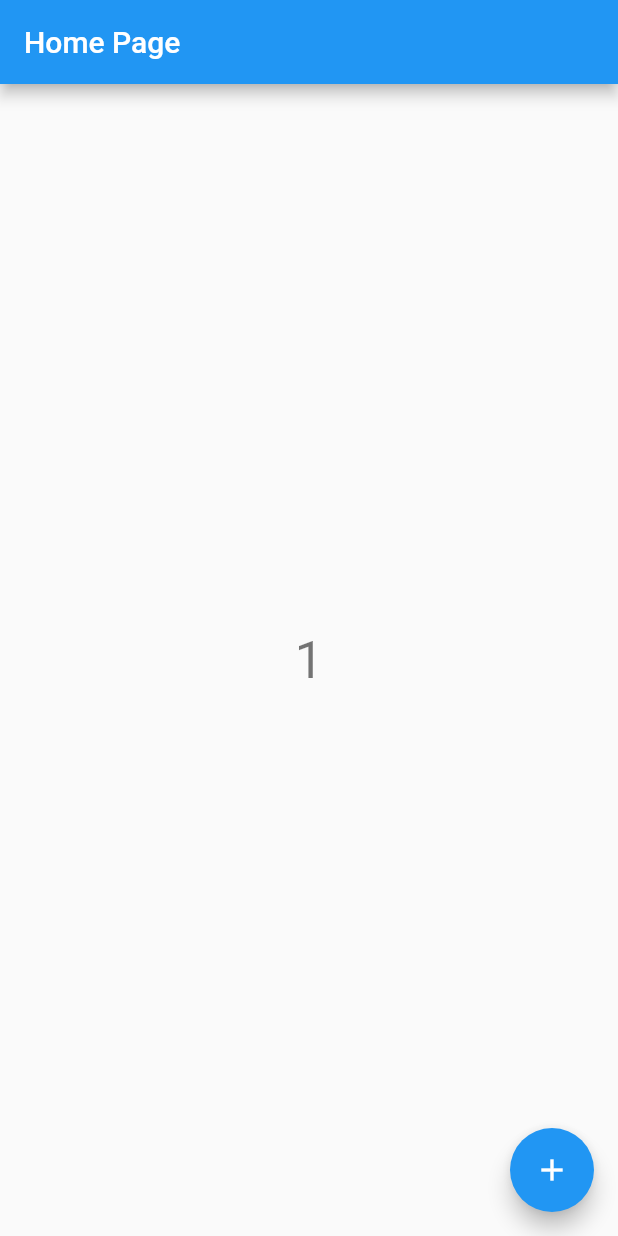
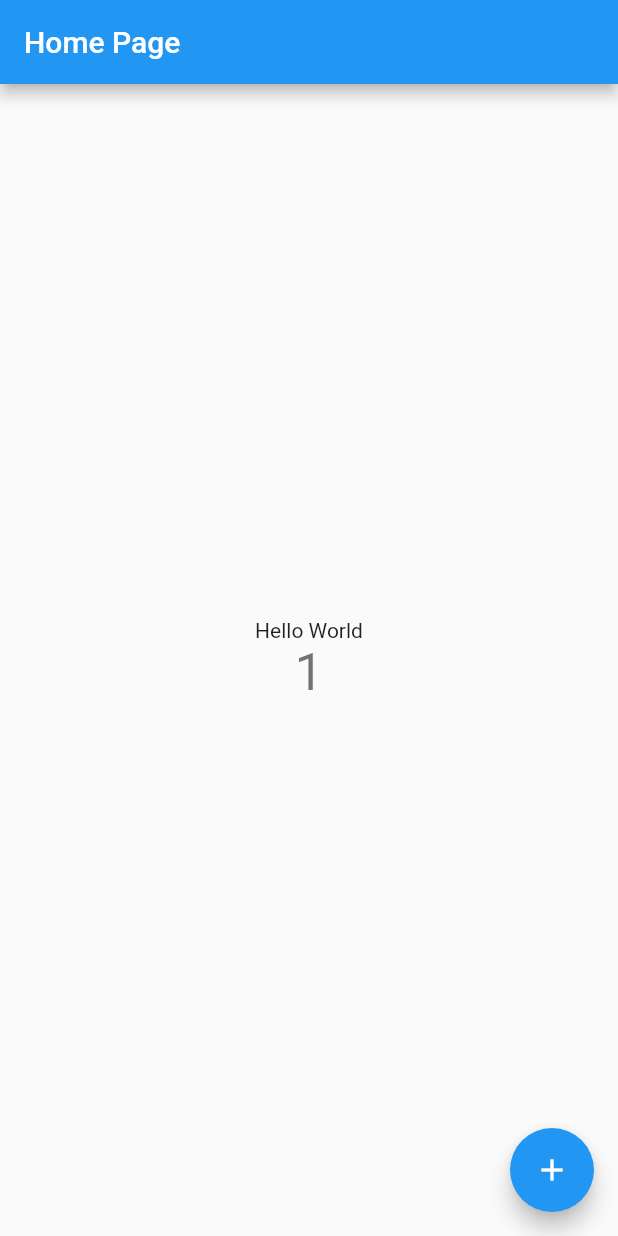
Before and after one commit to amartelr/holaflutter, a Flutter app: the screen it shows after launch, after a tap on the "add" icon, on a phone screen of 412 x 824 dp. Run offline on Flutter 3.47's test engine with Material 2 defaults, Android fonts, the phone set to English and light mode, and no system bars.

```diff
--- /dev/null
+++ b/lib/AppLocalizations.dart
@@ -0,0 +1,24 @@
+import 'package:flutter/material.dart';
+
+class AppLocalizations {
+  AppLocalizations(this.locale);
+
+  final Locale locale;
+
+  static AppLocalizations of(BuildContext context) {
+    return Localizations.of<AppLocalizations>(context, AppLocalizations);
+  }
+
+  static Map<String, Map<String, String>> _localizedValues = {
+    'en': {
+      'title': 'Hello World',
+    },
+    'es': {
+      'title': 'Hola Mundo',
+    },
+  };
+
+  String get title {
+    return _localizedValues[locale.languageCode]['title'];
+  }
+}
--- /dev/null
+++ b/lib/AppLocalizationsDelegate.dart
@@ -0,0 +1,20 @@
+import 'dart:async';
+import 'package:flutter/material.dart';
+import 'package:flutter/foundation.dart' show SynchronousFuture;
+import 'AppLocalizations.dart';
+
+
+class AppLocalizationsDelegate extends LocalizationsDelegate<AppLocalizations> {
+  const AppLocalizationsDelegate();
+
+  @override
+  bool isSupported(Locale locale) => ['en', 'es'].contains(locale.languageCode);
+
+  @override
+  Future<AppLocalizations> load(Locale locale) {
+    return new SynchronousFuture<AppLocalizations>(new AppLocalizations(locale));
+  }
+
+  @override
+  bool shouldReload(AppLocalizationsDelegate old) => false;
+}
--- a/lib/main.dart
+++ b/lib/main.dart
@@ -1,4 +1,7 @@
 import 'package:flutter/material.dart';
+import 'package:flutter_localizations/flutter_localizations.dart';
+import 'AppLocalizationsDelegate.dart';
+import 'AppLocalizations.dart';
 
 void main() => runApp(new MyApp());
 
@@ -6,11 +9,23 @@ class MyApp extends StatelessWidget {
   @override
   Widget build(BuildContext context) {
     return new MaterialApp(
-      title: 'Hola Flutter',
+
+      title: 'Hi Flutter',
       theme: new ThemeData(
         primarySwatch: Colors.blue,
       ),
+  //    onGenerateTitle: (BuildContext context) => AppLocalizations.of(context).title,
       home: new MyHomePage(title: 'Home Page'),
+      localizationsDelegates: [
+        const AppLocalizationsDelegate(),
+
+        GlobalMaterialLocalizations.delegate,
+        GlobalWidgetsLocalizations.delegate,
+      ],
+      supportedLocales: [
+        const Locale('en', 'US'), // English
+        const Locale('es', 'ES'), // Spanish
+      ],
     );
   }
 }
@@ -39,10 +54,12 @@ class _MyHomePageState extends State<MyHomePage> {
       appBar: new AppBar(
         title: new Text(widget.title),
       ),
-      body: new Center(
+      body: new Container(
+        alignment: Alignment.center,
         child: new Column(
           mainAxisAlignment: MainAxisAlignment.center,
           children: <Widget>[
+            new Text(AppLocalizations.of(context).title),
             new Text(
               '$_counter',
               style: Theme.of(context).textTheme.display1,
```
Also changed, not shown: pubspec.yaml (+2 -10 lines).
